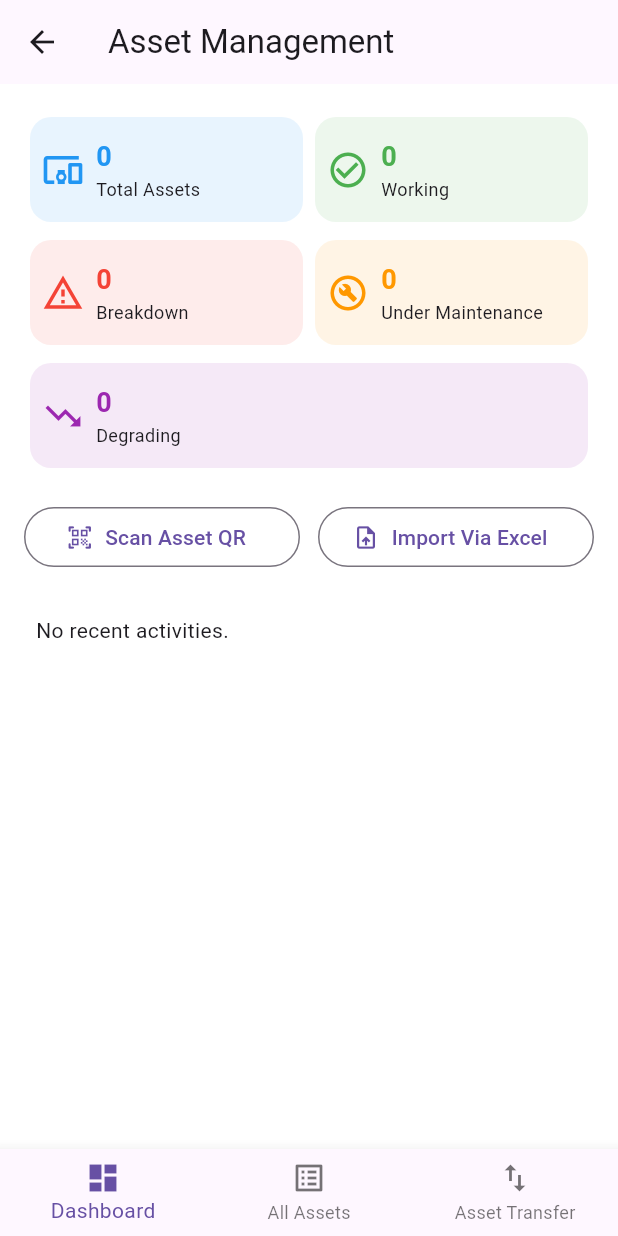
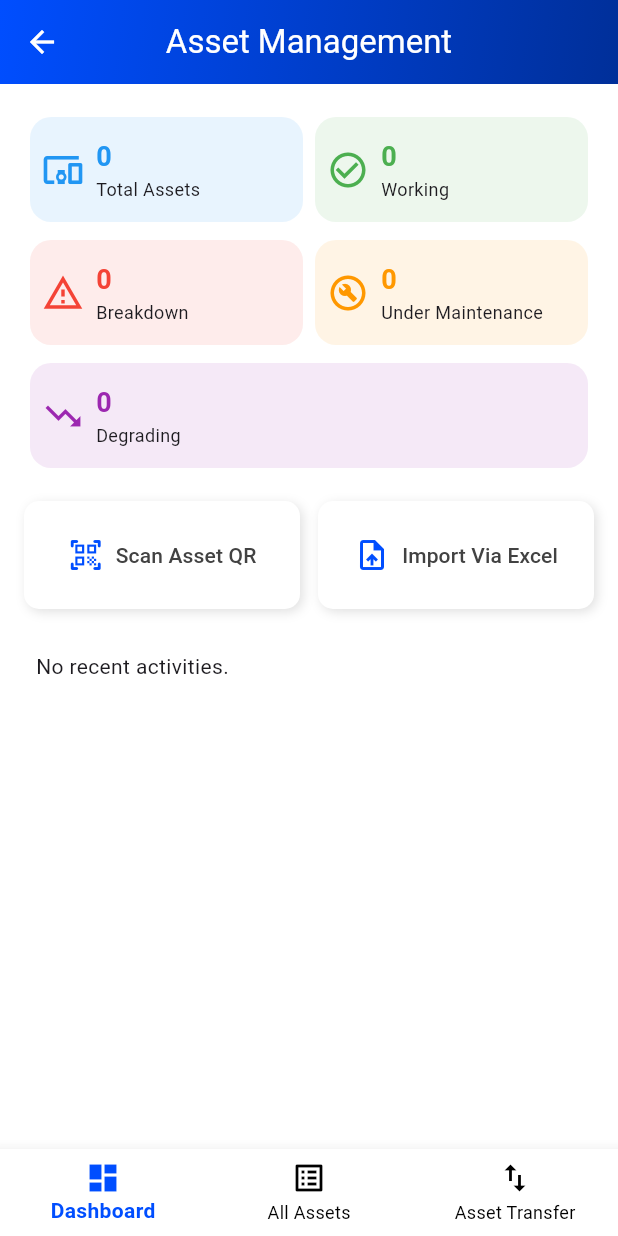
Before and after one commit to archiot-devhub/ifms_assetinspectionsrepo, a Flutter app: the AssetDashboardScreen screen opened directly, on a phone screen of 412 x 824 dp. Run offline on Flutter 3.47's test engine with Material 3 defaults, Android fonts, the phone set to English and light mode, and no system bars; our stand-ins replace cloud_firestore, csv, file_picker, firebase_auth, firebase_core, firebase_storage and 4 more; missing offline and left inert: mobile_scanner; accounts and stored records are empty.

Commit message:
latest ui home

```diff
--- a/lib/assets/asset_dashboard_screen.dart
+++ b/lib/assets/asset_dashboard_screen.dart
@@ -6,7 +6,7 @@ import 'bulk_upload_asset_screen.dart';
 import 'asset_register_screen.dart';
 import '../core/core_modules_screen.dart';
 import 'asset_detail_screen.dart';
-import 'asset_details_qr_scanner_screen.dart'; // Your QR scanner screen
+import 'asset_details_qr_scanner_screen.dart';
 
 class AssetDashboardScreen extends StatelessWidget {
   const AssetDashboardScreen({super.key});
@@ -14,12 +14,31 @@ class AssetDashboardScreen extends StatelessWidget {
   @override
   Widget build(BuildContext context) {
     return Scaffold(
-      appBar: AppBar(
-        title: const Text('Asset Management'),
+      appBar: PreferredSize(
+        preferredSize: const Size.fromHeight(kToolbarHeight),
+        child: Container(
+          decoration: const BoxDecoration(
+            gradient: LinearGradient(
+              colors: [
+                Color(0xFF004EFF),
+                Color(0xFF002F99),
+              ],
+              begin: Alignment.topLeft,
+              end: Alignment.bottomRight,
+            ),
+          ),
+          child: AppBar(
+            backgroundColor: Colors.transparent,
+            elevation: 0,
+            title: const Text(
+              'Asset Management',
+              style: TextStyle(color: Colors.white),
+            ),
+            iconTheme: const IconThemeData(color: Colors.white),
+            centerTitle: true,
             leading: IconButton(
               icon: const Icon(Icons.arrow_back),
               onPressed: () {
-            // Navigate back to Core Modules screen
                 Navigator.pushReplacement(
                   context,
                   MaterialPageRoute(builder: (_) => const CoreModulesScreen()),
@@ -27,6 +46,8 @@ class AssetDashboardScreen extends StatelessWidget {
               },
             ),
             automaticallyImplyLeading: false,
+          ),
+        ),
       ),
       body: const _DashboardBody(),
       bottomNavigationBar: const _AssetDashboardBottomBar(currentIndex: 0),
@@ -40,8 +61,7 @@ class _DashboardBody extends StatelessWidget {
   @override
   Widget build(BuildContext context) {
     return StreamBuilder<QuerySnapshot>(
-      stream:
-          FirebaseFirestore.instance.collection('AssetRegister').snapshots(),
+      stream: FirebaseFirestore.instance.collection('AssetRegister').snapshots(),
       builder: (context, snapshot) {
         int totalAssets = 0;
         int working = 0;
@@ -58,8 +78,7 @@ class _DashboardBody extends StatelessWidget {
               working++;
             } else if (cond == 'breakdown') {
               breakdown++;
-            } else if (cond == 'undermaintenance' ||
-                cond == 'under maintenance') {
+            } else if (cond == 'undermaintenance' || cond == 'under maintenance') {
               underMaintenance++;
             } else if (cond == 'degrading') {
               degrading++;
@@ -81,7 +100,6 @@ class _DashboardBody extends StatelessWidget {
             const _QuickActions(),
             const SizedBox(height: 16),
             const _RecentActivityPlaceholder(),
-            // Asset list removed as per your request
           ],
         );
       },
@@ -139,14 +157,12 @@ class _AssetStatsCard extends StatelessWidget {
                       ),
                       maxLines: 1,
                       overflow: TextOverflow.ellipsis,
-                      softWrap: false,
                     ),
                     Text(
                       label,
                       style: const TextStyle(fontSize: 12),
                       maxLines: 1,
                       overflow: TextOverflow.ellipsis,
-                      softWrap: false,
                     ),
                   ],
                 ),
@@ -212,14 +228,37 @@ class _QuickActions extends StatelessWidget {
 
   @override
   Widget build(BuildContext context) {
+    const iconColor = Color(0xFF004EFF); // Icon color in hex
+    final textColor = Colors.grey.shade800; // Grey text
+
     return Row(
       children: [
         Expanded(
-          child: OutlinedButton.icon(
-            icon: const Icon(Icons.qr_code_scanner_rounded),
-            label: const Text('Scan Asset QR'),
+          child: Container(
+            decoration: BoxDecoration(
+              boxShadow: [
+                BoxShadow(
+                  color: Colors.black12,
+                  blurRadius: 6,
+                  offset: Offset(2, 2),
+                ),
+              ],
+              borderRadius: BorderRadius.circular(10),
+            ),
+            child: TextButton.icon(
+              icon: Icon(Icons.qr_code_scanner_rounded, color: iconColor,size: 24),
+              label: Text(
+                'Scan Asset QR',
+                style: TextStyle(color: textColor),
+              ),
+              style: TextButton.styleFrom(
+                shape: RoundedRectangleBorder(
+                  borderRadius: BorderRadius.circular(10),
+                ),
+                backgroundColor: Colors.white,
+                padding: const EdgeInsets.symmetric(vertical: 24),
+              ),
               onPressed: () {
-              // Navigate to your QR scanner screen
                 Navigator.push(
                   context,
                   MaterialPageRoute(builder: (_) => const AssetScanScreen()),
@@ -227,24 +266,48 @@ class _QuickActions extends StatelessWidget {
               },
             ),
           ),
+        ),
         const SizedBox(width: 12),
         Expanded(
-          child: OutlinedButton.icon(
-            icon: const Icon(Icons.upload_file),
-            label: const Text('Import Via Excel'),
+          child: Container(
+            decoration: BoxDecoration(
+              boxShadow: [
+                BoxShadow(
+                  color: Colors.black12,
+                  blurRadius: 6,
+                  offset: Offset(2, 2),
+                ),
+              ],
+              borderRadius: BorderRadius.circular(10),
+            ),
+            child: TextButton.icon(
+              icon: Icon(Icons.upload_file_outlined, color: iconColor, size: 24),
+              label: Text(
+                'Import Via Excel',
+                style: TextStyle(color: textColor),
+              ),
+              style: TextButton.styleFrom(
+                shape: RoundedRectangleBorder(
+                  borderRadius: BorderRadius.circular(10),
+                ),
+                backgroundColor: Colors.white,
+                padding: const EdgeInsets.symmetric(vertical: 24),
+              ),
               onPressed: () {
                 Navigator.push(
                   context,
-                MaterialPageRoute(
-                  builder: (_) => const BulkUploadAssetScreen(),
-                ),
+                  MaterialPageRoute(builder: (_) => const BulkUploadAssetScreen()),
                 );
               },
+            ),
           ),
         ),
       ],
     );
   }
+
+
+
 }
 
 class _RecentActivityPlaceholder extends StatelessWidget {
@@ -253,8 +316,7 @@ class _RecentActivityPlaceholder extends StatelessWidget {
   @override
   Widget build(BuildContext context) {
     return StreamBuilder<QuerySnapshot>(
-      stream:
-          FirebaseFirestore.instance
+      stream: FirebaseFirestore.instance
           .collection('AssetRegister')
           .orderBy('modifiedTime', descending: true)
           .limit(10)
@@ -289,7 +351,6 @@ class _RecentActivityPlaceholder extends StatelessWidget {
               final assetID = data['assetID'] ?? 'Unknown';
               String activityMsg = '';
               if ((data['condition_changed'] ?? false) == true) {
-                // Remove quotes for Working/Active
                 String cond = (data['condition'] ?? '').toString();
                 if (cond.toLowerCase() == 'working') cond = 'Working';
                 if (cond.toLowerCase() == 'active') cond = 'Active';
@@ -308,13 +369,12 @@ class _RecentActivityPlaceholder extends StatelessWidget {
               }
 
               final Timestamp? modifiedTs = data['modifiedTime'] as Timestamp?;
-              final dateStr =
-                  modifiedTs != null ? _prettyTimeAgo(modifiedTs.toDate()) : '';
+              final dateStr = modifiedTs != null ? _prettyTimeAgo(modifiedTs.toDate()) : '';
 
               return Container(
                 margin: const EdgeInsets.only(bottom: 10),
                 decoration: BoxDecoration(
-                  color: Colors.white, // Card background color
+                  color: Colors.white,
                   borderRadius: BorderRadius.circular(10),
                   boxShadow: [
                     BoxShadow(
@@ -326,13 +386,10 @@ class _RecentActivityPlaceholder extends StatelessWidget {
                   ],
                 ),
                 child: ListTile(
-                  contentPadding: const EdgeInsets.symmetric(
-                    vertical: 6,
-                    horizontal: 14,
-                  ),
+                  contentPadding: const EdgeInsets.symmetric(vertical: 6, horizontal: 14),
                   title: Text(
                     assetID,
-                    style: TextStyle(
+                    style: const TextStyle(
                       fontSize: 15,
                       fontWeight: FontWeight.w600,
                       color: Colors.black87,
@@ -366,10 +423,9 @@ class _RecentActivityPlaceholder extends StatelessWidget {
     );
   }
 
-  // Utility: Human friendly time difference
   static String _prettyTimeAgo(DateTime time) {
     final Duration diff = DateTime.now().difference(time);
-    if (diff.inMinutes < 1) return 'Few mins ago'; // instead of 'Just now'
+    if (diff.inMinutes < 1) return 'Few mins ago';
     if (diff.inMinutes < 60) return '${diff.inMinutes} mins ago';
     if (diff.inHours < 24) return '${diff.inHours} hours ago';
     if (diff.inDays < 7) return '${diff.inDays} days ago';
@@ -386,6 +442,10 @@ class _AssetDashboardBottomBar extends StatelessWidget {
   Widget build(BuildContext context) {
     return BottomNavigationBar(
       currentIndex: currentIndex,
+      backgroundColor: Colors.white,
+      selectedItemColor: Color(0xFF004EFF),
+      unselectedItemColor: Colors.black,
+      selectedLabelStyle: const TextStyle(fontWeight: FontWeight.w600),
       items: const [
         BottomNavigationBarItem(
           icon: Icon(Icons.dashboard),
```
Lines whose indentation alone changed are shown as unchanged.
